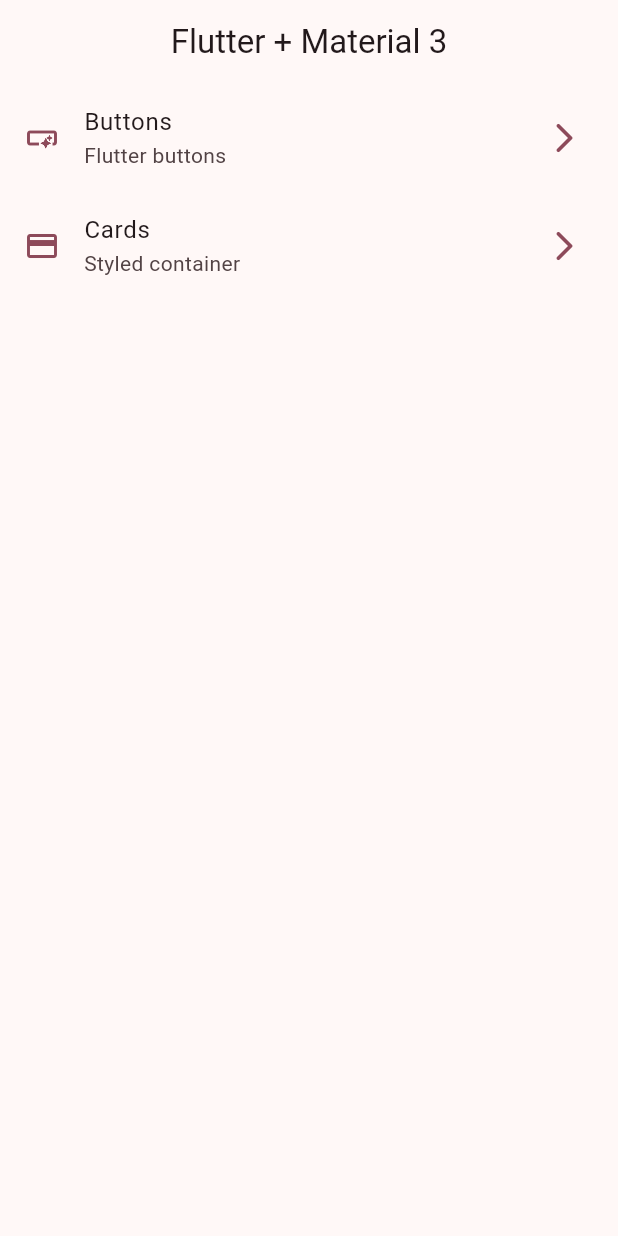
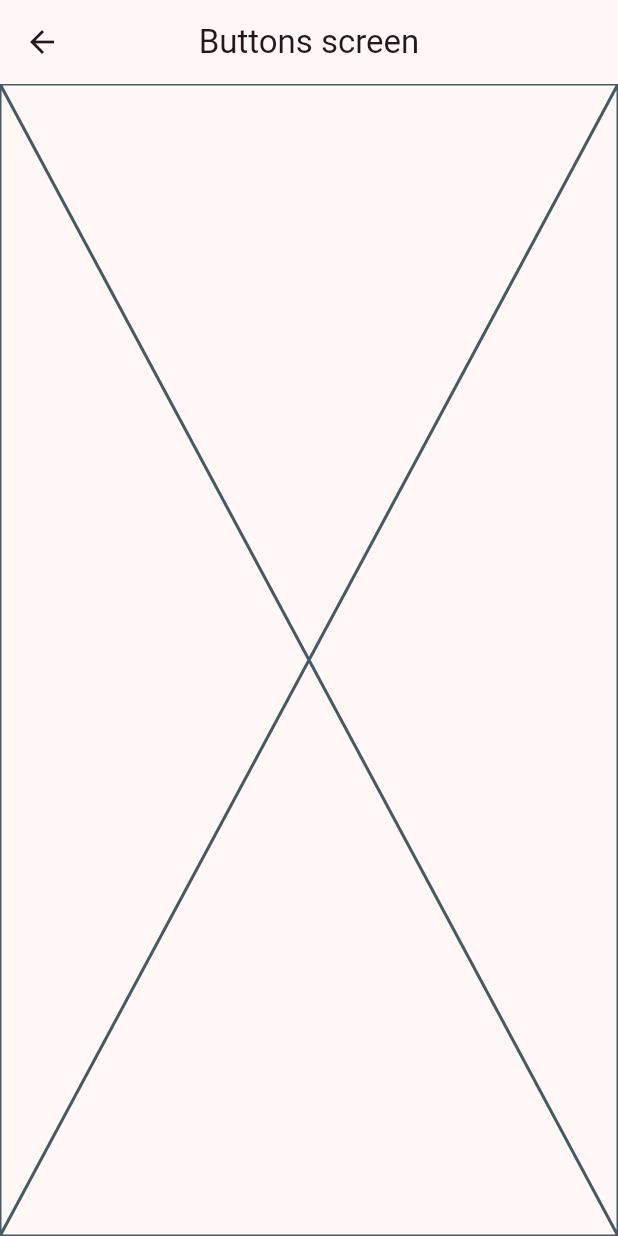
Before and after one commit to valllllll2000/flutter_widgets_app, a Flutter app: the screen it shows after launch, after a tap on "Buttons", on a phone screen of 412 x 824 dp. Run offline on Flutter 3.47's test engine with Material 3 defaults, Android fonts, the phone set to English and light mode, and no system bars.

```diff
--- a/lib/main.dart
+++ b/lib/main.dart
@@ -1,4 +1,6 @@
 import 'package:flutter/material.dart';
+import 'package:widgets_app/presentation/screens/buttons/buttons_screen.dart';
+import 'package:widgets_app/presentation/screens/cards/cards_screen.dart';
 import 'package:widgets_app/presentation/screens/home/home_screen.dart';
 
 import 'config/theme/app_theme.dart';
@@ -18,6 +20,10 @@ class MainApp extends StatelessWidget {
       home: const Scaffold(
         body: HomeScreen(),
       ),
+      routes: {
+        '/buttons': (context) => const ButtonsScreen(),
+        '/cards': (context) => const CardsScreen()
+      },
     );
   }
 }
--- /dev/null
+++ b/lib/presentation/screens/buttons/buttons_screen.dart
@@ -0,0 +1,15 @@
+import 'package:flutter/material.dart';
+
+class ButtonsScreen extends StatelessWidget {
+  const ButtonsScreen({super.key});
+
+  @override
+  Widget build(BuildContext context) {
+    return Scaffold(
+      appBar: AppBar(
+        title: const Text('Buttons screen'),
+      ),
+      body: Placeholder(),
+    );
+  }
+}
--- a/lib/presentation/screens/home/home_screen.dart
+++ b/lib/presentation/screens/home/home_screen.dart
@@ -49,7 +49,10 @@ class _CustomListTile extends StatelessWidget {
       ),
       title: Text(menuItem.title),
       subtitle: Text(menuItem.subTitle),
-      onTap: () {},
+      onTap: () {
+        //Navigator.of(context).push(MaterialPageRoute(builder: (context) => ButtonsScreen()));
+        Navigator.pushNamed(context, menuItem.link);
+      },
     );
   }
 }
```
Also changed, not shown: lib/presentation/screens/cards/cards_screen.dart (added, +15 -0 lines).
